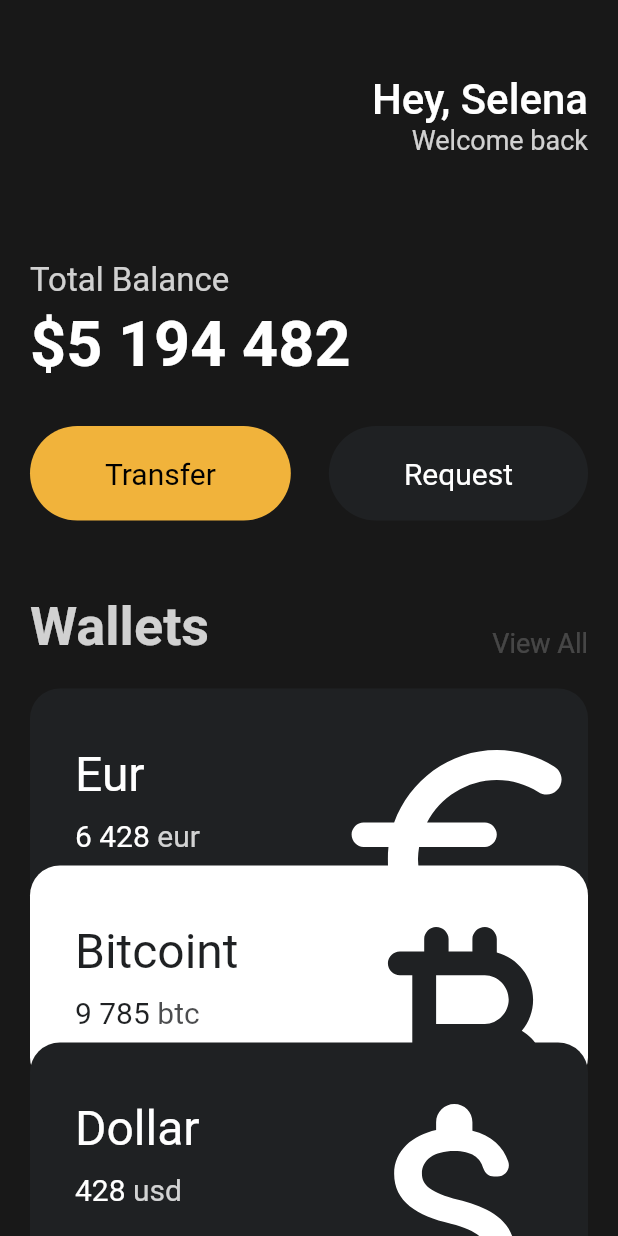
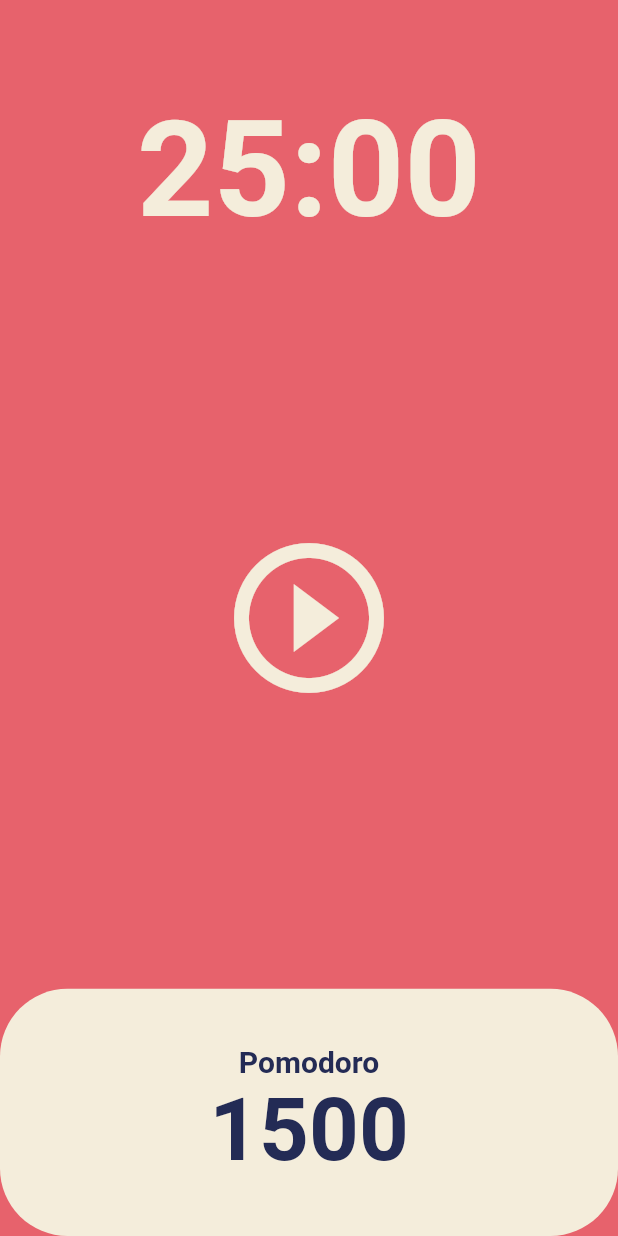
Before and after one commit to siy415/Flutter-application, a Flutter app: the screen it shows after launch, on a phone screen of 412 x 824 dp. Run offline on Flutter 3.47's test engine with Material 2 defaults, Android fonts, the light colour scheme and no system bars.

Commit message:
stateful widget

```diff
--- a/lib/Widgets/button.dart
+++ /dev/null
@@ -1,37 +0,0 @@
-import 'package:flutter/material.dart';
-
-class Button extends StatelessWidget {
-  final String text;
-  final Color bgColor;
-  final Color textColor;
-
-  const Button({
-    super.key,
-    required this.text,
-    required this.bgColor,
-    required this.textColor,
-  });
-
-  @override
-  Widget build(BuildContext context) {
-    return Container(
-      decoration: BoxDecoration(
-        color: bgColor,
-        borderRadius: BorderRadius.circular(45),
-      ),
-      child: Padding(
-        padding: const EdgeInsets.symmetric(
-          vertical: 20,
-          horizontal: 50,
-        ),
-        child: Text(
-          text,
-          style: TextStyle(
-            fontSize: 20,
-            color: textColor,
-          ),
-        ),
-      ),
-    );
-  }
-}
--- a/lib/Widgets/card.dart
+++ /dev/null
@@ -1,92 +0,0 @@
-import 'package:flutter/material.dart';
-
-class CurrencyCard extends StatelessWidget {
-  final String name, code, amount;
-  final IconData icon;
-  final bool isInverted;
-  int order;
-
-  final blackColor = const Color(0xff1f2123);
-
-  CurrencyCard({
-    super.key,
-    required this.name,
-    required this.code,
-    required this.amount,
-    required this.icon,
-    required this.isInverted,
-    this.order = 0,
-  }) {
-    order = order < 0 ? 0 : order;
-  }
-
-  @override
-  Widget build(BuildContext context) {
-    return Transform.translate(
-      offset: Offset(0, order * -30),
-      child: Container(
-        clipBehavior: Clip.hardEdge,
-        decoration: BoxDecoration(
-          color: isInverted ? blackColor : Colors.white,
-          borderRadius: BorderRadius.circular(20),
-        ),
-        child: Padding(
-          padding: const EdgeInsets.all(30),
-          child: Row(
-            mainAxisAlignment: MainAxisAlignment.spaceBetween,
-            children: [
-              Column(
-                crossAxisAlignment: CrossAxisAlignment.start,
-                children: [
-                  Text(
-                    name,
-                    style: TextStyle(
-                      fontSize: 32,
-                      color: isInverted ? Colors.white : blackColor,
-                    ),
-                  ),
-                  const SizedBox(
-                    height: 10,
-                  ),
-                  Row(
-                    children: [
-                      Text(
-                        amount,
-                        style: TextStyle(
-                            fontSize: 20,
-                            color: isInverted ? Colors.white : blackColor),
-                      ),
-                      const SizedBox(
-                        width: 5,
-                      ),
-                      Text(
-                        code,
-                        style: TextStyle(
-                          fontSize: 20,
-                          color: isInverted
-                              ? Colors.white.withOpacity(0.8)
-                              : blackColor.withOpacity(0.8),
-                        ),
-                      ),
-                    ],
-                  ),
-                ],
-              ),
-              Transform.scale(
-                scale: 2.2,
-                child: Transform.translate(
-                  offset: const Offset(-5, 18),
-                  child: Icon(
-                    icon,
-                    color: isInverted ? Colors.white : blackColor,
-                    size: 88,
-                  ),
-                ),
-              ),
-            ],
-          ),
-        ),
-      ),
-    );
-  }
-}
--- a/lib/main.dart
+++ b/lib/main.dart
@@ -1,6 +1,5 @@
 import 'package:flutter/material.dart';
-import 'package:toonfix/Widgets/button.dart';
-import 'package:toonfix/Widgets/card.dart';
+import 'package:toonfix/screens/home_screen.dart';
 
 void main() {
   runApp(const App());
@@ -12,139 +11,21 @@ class App extends StatelessWidget {
   @override
   Widget build(BuildContext context) {
     return MaterialApp(
-      home: Scaffold(
-        backgroundColor: const Color(0xFF181818),
-        body: SingleChildScrollView(
-          child: Padding(
-            padding: const EdgeInsets.symmetric(
-              horizontal: 20,
+      theme: ThemeData(
+        colorScheme: ColorScheme.fromSwatch(
+          backgroundColor: const Color(0xffe7626c),
+        ),
+        textTheme: const TextTheme(
+            titleLarge: TextStyle(
+              color: Colors.red,
             ),
-            child: Column(
-              crossAxisAlignment: CrossAxisAlignment.start,
-              children: [
-                Row(
-                  mainAxisAlignment: MainAxisAlignment.end,
-                  children: [
-                    Column(
-                      crossAxisAlignment: CrossAxisAlignment.end,
-                      children: [
-                        const SizedBox(
-                          height: 50,
-                        ),
-                        const Text(
-                          "Hey, Selena",
-                          style: TextStyle(
-                            color: Colors.white,
-                            fontSize: 28,
-                            fontWeight: FontWeight.w500,
-                          ),
-                        ),
-                        Text(
-                          "Welcome back",
-                          style: TextStyle(
-                            color: Colors.white.withOpacity(0.8),
-                            fontSize: 18,
-                          ),
-                        ),
-                      ],
-                    ),
-                  ],
-                ),
-                const SizedBox(
-                  height: 70,
-                ),
-                Text(
-                  'Total Balance',
-                  style: TextStyle(
-                    fontSize: 22,
-                    color: Colors.white.withOpacity(0.8),
-                  ),
-                ),
-                const SizedBox(
-                  height: 5,
-                ),
-                const Text(
-                  '\$5 194 482',
-                  style: TextStyle(
-                    fontSize: 42,
-                    fontWeight: FontWeight.w600,
-                    color: Colors.white,
-                  ),
-                ),
-                const SizedBox(
-                  height: 30,
-                ),
-                const Row(
-                  mainAxisAlignment: MainAxisAlignment.spaceBetween,
-                  children: [
-                    Button(
-                      text: 'Transfer',
-                      bgColor: Color(0xfff1b33b),
-                      textColor: Colors.black,
-                    ),
-                    Button(
-                      text: 'Request',
-                      bgColor: Color(0xff1f2123),
-                      textColor: Colors.white,
-                    ),
-                  ],
-                ),
-                const SizedBox(
-                  height: 50,
-                ),
-                Row(
-                  mainAxisAlignment: MainAxisAlignment.spaceBetween,
-                  crossAxisAlignment: CrossAxisAlignment.end,
-                  children: [
-                    Text(
-                      "Wallets",
-                      style: TextStyle(
-                        color: Colors.white.withOpacity(0.8),
-                        fontSize: 36,
-                        fontWeight: FontWeight.w600,
-                      ),
-                    ),
-                    Text(
-                      "View All",
-                      style: TextStyle(
-                        color: Colors.white.withOpacity(0.2),
-                        fontSize: 18,
-                      ),
-                    ),
-                  ],
-                ),
-                const SizedBox(
-                  height: 20,
-                ),
-                const CurrencyCard(
-                  amount: '6 428',
-                  code: 'eur',
-                  icon: Icons.euro_symbol_rounded,
-                  name: 'Eur',
-                  isInverted: true,
-                  order: 0,
-                ),
-                const CurrencyCard(
-                  amount: '9 785',
-                  code: 'btc',
-                  icon: Icons.currency_bitcoin_rounded,
-                  name: 'Bitcoint',
-                  isInverted: false,
-                  order: 1,
-                ),
-                const CurrencyCard(
-                  amount: '428',
-                  code: 'usd',
-                  icon: Icons.attach_money_rounded,
-                  name: 'Dollar',
-                  isInverted: true,
-                  order: 2,
-                ),
-              ],
-            ),
-          ),
-        ),
+            displayLarge: TextStyle(
+                color: Color(
+              0xff232b55,
+            ))),
+        cardColor: const Color(0xfff4eddb),
       ),
+      home: const HomeScreen(),
     );
   }
 }
--- /dev/null
+++ b/lib/screens/home_screen.dart
@@ -0,0 +1,102 @@
+import 'package:flutter/material.dart';
+import 'dart:async';
+
+class HomeScreen extends StatefulWidget {
+  const HomeScreen({super.key});
+
+  @override
+  State<HomeScreen> createState() => _HomeScreenState();
+}
+
+class _HomeScreenState extends State<HomeScreen> {
+  int totalSeconds = 1500;
+  late Timer timer;
+
+  void onTick(Timer timer) {
+    setState(() {
+      totalSeconds -= 1;
+    });
+  }
+
+  void onStartPressed() {
+    timer = Timer.periodic(
+      const Duration(seconds: 1),
+      onTick,
+    );
+  }
+
+  @override
+  Widget build(BuildContext context) {
+    return Scaffold(
+      backgroundColor: Theme.of(context).colorScheme.background,
+      body: Column(
+        children: [
+          Flexible(
+            flex: 1,
+            child: Container(
+              alignment: Alignment.bottomCenter,
+              child: Text(
+                '25:00',
+                style: TextStyle(
+                  color: Theme.of(context).cardColor,
+                  fontSize: 89,
+                  fontWeight: FontWeight.w600,
+                ),
+              ),
+            ),
+          ),
+          Flexible(
+            flex: 3,
+            child: Center(
+              child: IconButton(
+                iconSize: 120,
+                onPressed: onStartPressed,
+                icon: const Icon(
+                  Icons.play_circle_outline,
+                ),
+                color: Theme.of(context).cardColor,
+              ),
+            ),
+          ),
+          Flexible(
+            flex: 1,
+            child: Row(
+              children: [
+                Expanded(
+                  child: Container(
+                    decoration: BoxDecoration(
+                        color: Theme.of(context).cardColor,
+                        borderRadius: BorderRadius.circular(45)),
+                    child: Column(
+                      mainAxisAlignment: MainAxisAlignment.center,
+                      children: [
+                        Text(
+                          "Pomodoro",
+                          style: TextStyle(
+                            fontWeight: FontWeight.w600,
+                            fontSize: 20,
+                            color:
+                                Theme.of(context).textTheme.displayLarge?.color,
+                          ),
+                        ),
+                        Text(
+                          '$totalSeconds',
+                          style: TextStyle(
+                            fontWeight: FontWeight.w600,
+                            fontSize: 58,
+                            color:
+                                Theme.of(context).textTheme.displayLarge?.color,
+                          ),
+                        ),
+                      ],
+                    ),
+                  ),
+                ),
+              ],
+            ),
+          ),
+        ],
+      ),
+    );
+  }
+}
```
Also changed, not shown: 1 other file.
